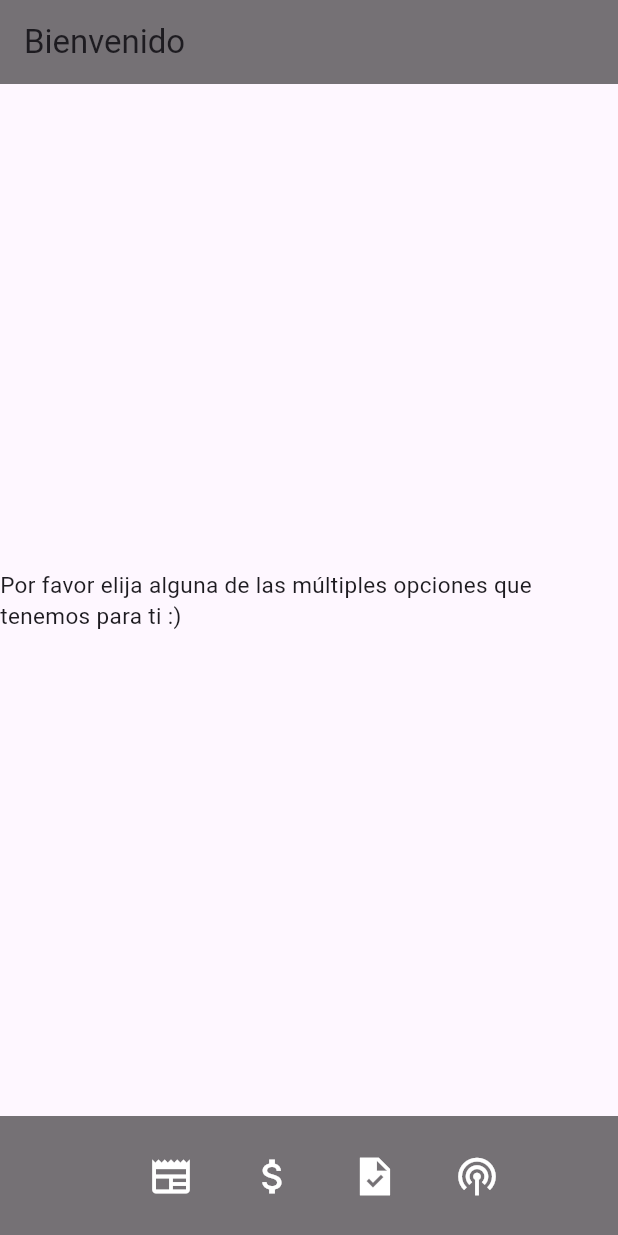
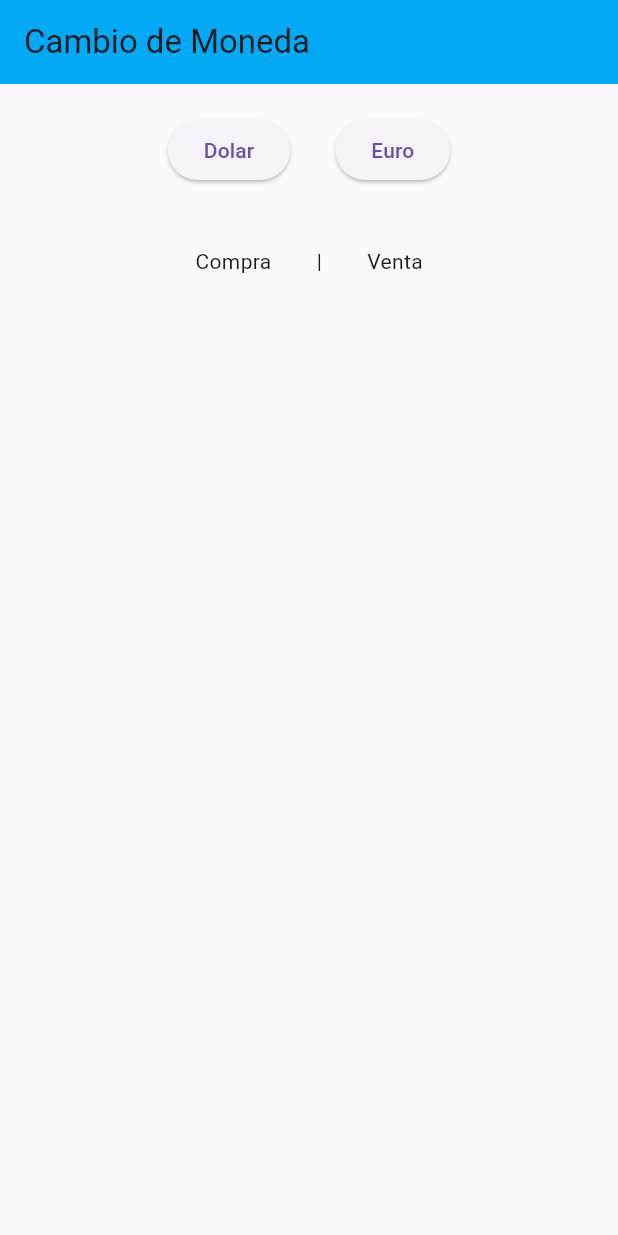
Before and after one commit to Moran23113/Examen_ProgramacionV, a Flutter app: the screen it shows after launch, on a phone screen of 412 x 824 dp. Run offline on Flutter 3.47's test engine with Material 3 defaults, Android fonts, the phone set to English and light mode, and no system bars.

Commit message:
pequeño avance en cambio de moneda

```diff
--- /dev/null
+++ b/lib/cambio_de_moneda.dart
@@ -0,0 +1,51 @@
+// ignore_for_file: prefer_const_constructors
+
+import 'package:flutter/material.dart';
+
+class CambioDeMoneda extends StatefulWidget {
+  const CambioDeMoneda({super.key});
+
+  @override
+  State<CambioDeMoneda> createState() => _CambioDeMonedaState();
+}
+
+class _CambioDeMonedaState extends State<CambioDeMoneda> {
+  @override
+  Widget build(BuildContext context) {
+    return MaterialApp(
+      home: Scaffold(
+          appBar: AppBar(
+            backgroundColor: Colors.lightBlue,
+            title: Text('Cambio de Moneda'),
+          ),
+          body: Column(
+            children: [
+              Padding(padding: EdgeInsets.all(10.0)),
+              Row(
+                mainAxisAlignment: MainAxisAlignment.center,
+                children: [
+                  ElevatedButton(onPressed: () {}, child: Text('Dolar')),
+                  SizedBox(width: 30.0),
+                  ElevatedButton(onPressed: () {}, child: Text('Euro')),
+                ],
+
+              ),
+              Padding(padding: EdgeInsets.all(20.0)),
+              Row(
+
+                mainAxisAlignment: MainAxisAlignment.center,
+                children: [
+
+
+                  Text('Compra'),
+                  SizedBox(width: 30.0),
+                  Text('|'),
+                   SizedBox(width: 30.0),
+                  Text('Venta'),
+                ],
+              ),
+            ],
+          )),
+    );
+  }
+}
--- a/lib/main.dart
+++ b/lib/main.dart
@@ -1,12 +1,13 @@
-// ignore_for_file: prefer_const_constructors, sort_child_properties_last
+// ignore_for_file: prefer_const_constructors, sort_child_properties_last, unused_import
 
+import 'package:examen_programacionv/cambio_de_moneda.dart';
 import 'package:examen_programacionv/lista_de_tareas.dart';
 import 'package:examen_programacionv/noticias.dart';
 import 'package:examen_programacionv/podcast.dart';
 import 'package:flutter/material.dart';
 
 void main() {
-  runApp( MainApp());
+  runApp( CambioDeMoneda());
 }
 
 class MainApp extends StatelessWidget {
--- a/lib/podcast.dart
+++ b/lib/podcast.dart
@@ -51,28 +51,24 @@ class Podcast extends StatelessWidget {
                 icon: Icon(Icons.skip_previous),
                 iconSize: 36.0,
                 onPressed: () {
-                  // Acción para retroceder
                 },
               ),
               IconButton(
                 icon: Icon(Icons.play_arrow),
                 iconSize: 36.0,
                 onPressed: () {
-                  // Acción para reproducir
                 },
               ),
               IconButton(
                 icon: Icon(Icons.pause),
                 iconSize: 36.0,
                 onPressed: () {
-                  // Acción para pausar
                 },
               ),
               IconButton(
                 icon: Icon(Icons.skip_next),
                 iconSize: 36.0,
                 onPressed: () {
-                  // Acción para avanzar
                 },
               ),
             ],
```
